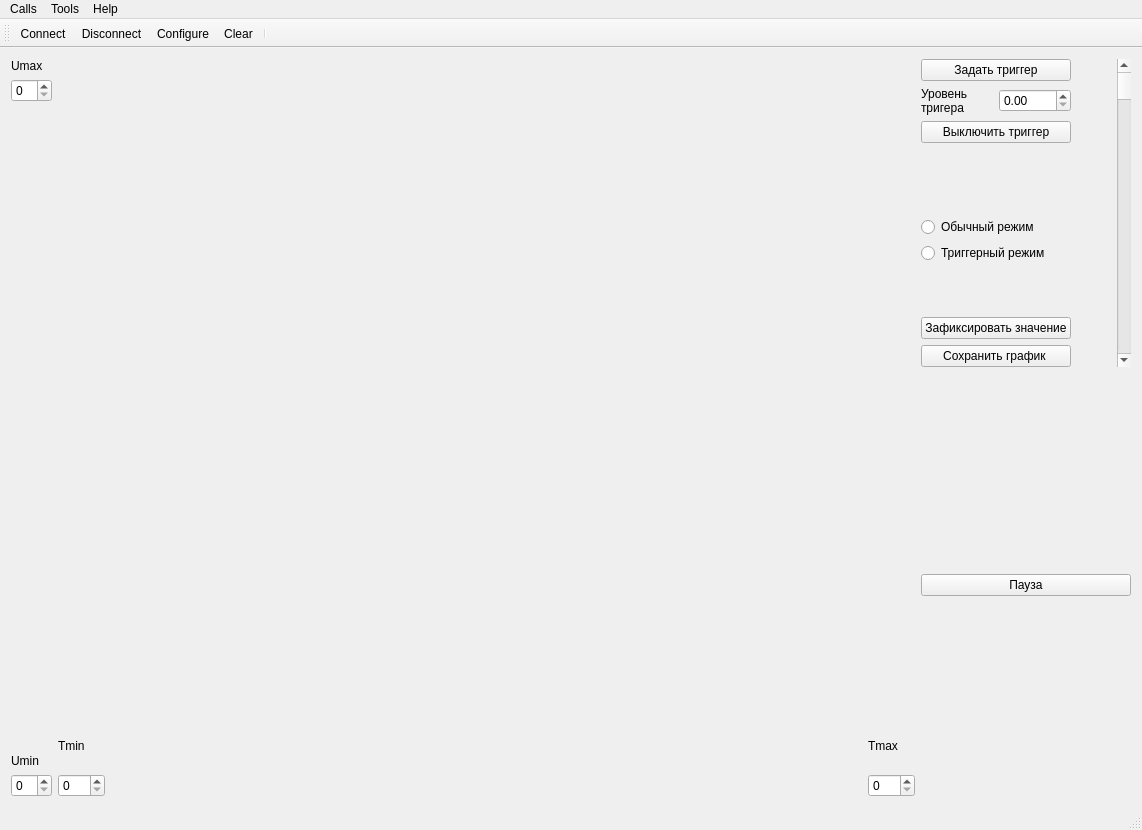
Above: mainwindow.ui from pivleonid/qwt_occilloscope before the change. Below: the same form after it.
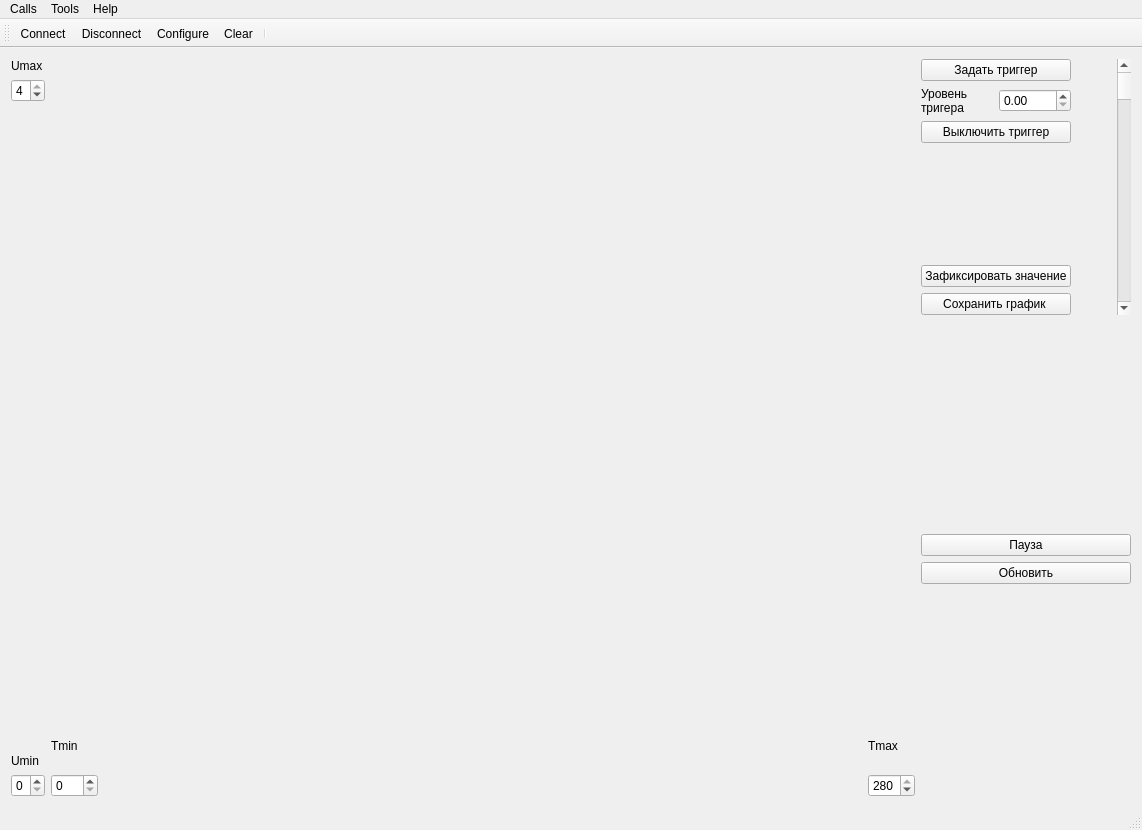
That is the form after the change. Icons and pictures are not drawn. Custom widgets are drawn as their Qt base class.

Diff of the .ui file:
```diff
--- a/mainwindow.ui
+++ b/mainwindow.ui
@@ -39,11 +39,14 @@
       <item>
        <widget class="QSpinBox" name="spinBox_Umax">
         <property name="maximum">
-         <number>64</number>
+         <number>4</number>
         </property>
         <property name="singleStep">
          <number>0</number>
         </property>
+        <property name="value">
+         <number>4</number>
+        </property>
        </widget>
       </item>
       <item>
@@ -69,7 +72,7 @@
       <item>
        <widget class="QSpinBox" name="spinBox_Umin">
         <property name="maximum">
-         <number>64</number>
+         <number>4</number>
         </property>
        </widget>
       </item>
@@ -132,7 +135,10 @@
           <item>
            <widget class="QSpinBox" name="spinBox_Tmax">
             <property name="maximum">
-             <number>200</number>
+             <number>280</number>
+            </property>
+            <property name="value">
+             <number>280</number>
             </property>
            </widget>
           </item>
@@ -196,23 +202,6 @@
             </property>
            </spacer>
           </item>
-          <item>
-           <widget class="QRadioButton" name="radioButton">
-            <property name="enabled">
-             <bool>true</bool>
-            </property>
-            <property name="text">
-             <string>Обычный режим</string>
-            </property>
-           </widget>
-          </item>
-          <item>
-           <widget class="QRadioButton" name="radioButton_2">
-            <property name="text">
-             <string>Триггерный режим</string>
-            </property>
-           </widget>
-          </item>
           <item>
            <spacer name="verticalSpacer_3">
             <property name="orientation">
@@ -297,6 +286,13 @@
         </property>
        </widget>
       </item>
+      <item>
+       <widget class="QPushButton" name="button_udate">
+        <property name="text">
+         <string>Обновить</string>
+        </property>
+       </widget>
+      </item>
       <item>
        <spacer name="verticalSpacer_6">
         <property name="orientation">
```
